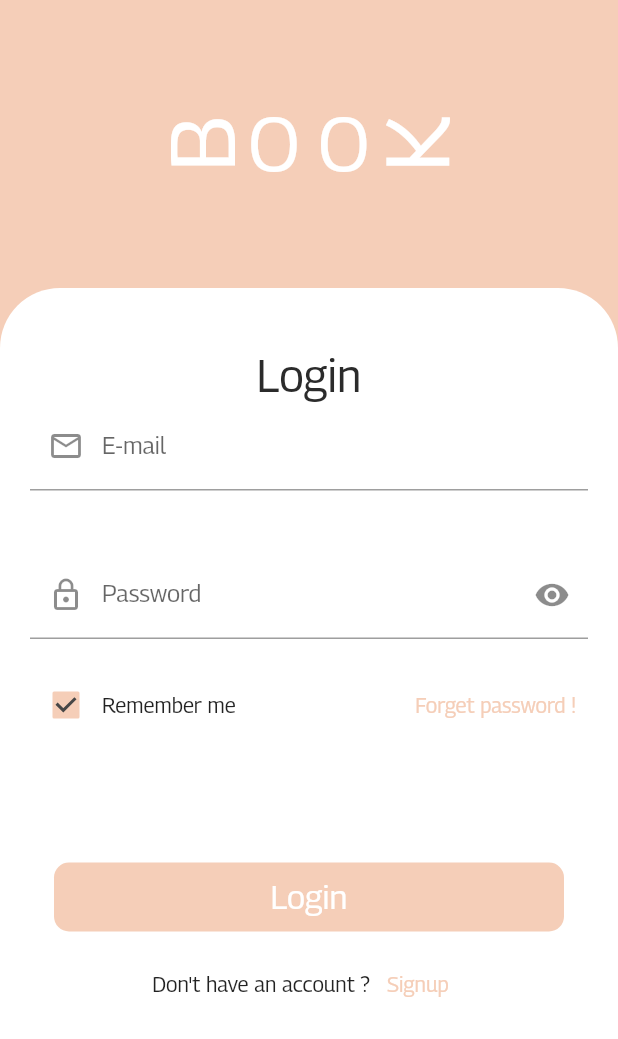
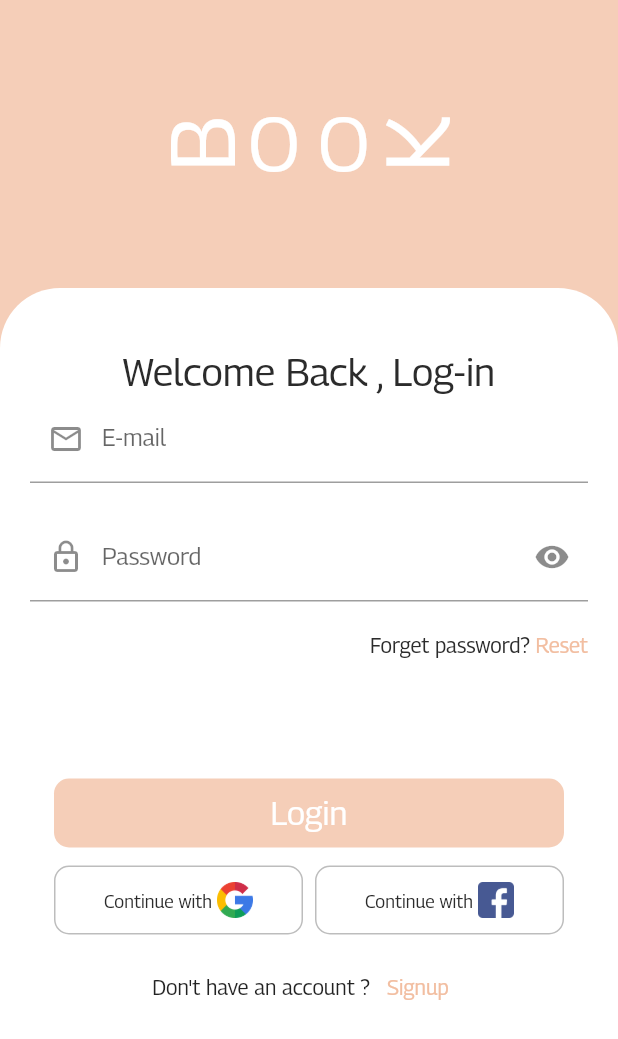
Before and after one commit to hassan-thabet/books_app, a Flutter app: the screen it shows after launch, on a phone screen of 412 x 824 dp. Shown: the top 1039 px of the screen. Run offline on Flutter 3.47's test engine with Material 2 defaults, Android fonts, the phone set to English and light mode, and no system bars; our stand-ins replace flutter_svg.

Commit message:
hassan-loginWithSocial

```diff
--- a/lib/views/login.dart
+++ b/lib/views/login.dart
@@ -12,7 +12,7 @@ class Login extends StatefulWidget {
 class _LoginState extends State<Login> {
   bool secure = true;
   bool checkboxValue = true;
-  IconData? icon ;
+  IconData? icon;
 
   @override
   void initState() {
@@ -43,18 +43,19 @@ class _LoginState extends State<Login> {
                           fontSize: 60,
                           color: Colors.white,
                           fontWeight: FontWeight.w500,
-                            letterSpacing: 12
-                        ),
+                          letterSpacing: 12),
                     ),
                   ),
                   Text(
                     'OO',
+
                     /// هنا زودنا دوت ابر كيس علشان يكبرلي الحروف بدل ما اكتبها انا كبيره
                     style: TextStyle(
                         fontSize: 50,
                         color: Colors.white,
                         fontWeight: FontWeight.w500,
                         letterSpacing: 12
+
                         ///  وهنا زودنا ليتر سبيس و دي بتعمل مسافه ما بين الحروف و بعضها
                         ),
                   ),
@@ -66,8 +67,7 @@ class _LoginState extends State<Login> {
                           fontSize: 60,
                           color: Colors.white,
                           fontWeight: FontWeight.w500,
-                          letterSpacing: 12
-                      ),
+                          letterSpacing: 12),
                     ),
                   ),
                 ],
@@ -92,8 +92,8 @@ class _LoginState extends State<Login> {
                           height: 20,
                         ),
                         Text(
-                          'Login',
-                          style: TextStyle(fontSize: 30 , color: DARK_TEXT),
+                          'Welcome Back , Log-in',
+                          style: TextStyle(fontSize: 26, color: DARK_TEXT),
                         ),
                         TextFormField(
                           keyboardType: TextInputType.text,
@@ -103,13 +103,11 @@ class _LoginState extends State<Login> {
                               prefixIcon: Icon(Icons.email_outlined)),
                         ),
                         SizedBox(
-                          height: 40,
+                          height: 20,
                         ),
                         TextFormField(
                           keyboardType: TextInputType.visiblePassword,
                           decoration: InputDecoration(
-
-
                             hintText: 'Password',
                             labelText: 'Password',
                             prefixIcon: Icon(Icons.lock_outline),
@@ -119,7 +117,7 @@ class _LoginState extends State<Login> {
                                     secure = !secure;
                                   });
                                 },
-                                icon: (secure == true )
+                                icon: (secure == true)
                                     ? Icon(Icons.visibility)
                                     : Icon(Icons.visibility_off)
 
@@ -127,41 +125,31 @@ class _LoginState extends State<Login> {
                                 ///  و علامه الاستفهام دي معناها لو الشرط هتحقق
                                 ///  و بعدها علامه ال : دي معناها لو الشرط متحققش
 
-
                                 ),
                           ),
                           obscureText: secure,
-
                         ),
                         SizedBox(
                           height: 20,
                         ),
                         Row(
+                          mainAxisAlignment: MainAxisAlignment.end,
                           children: [
-                            Checkbox(
-                              checkColor: UNSELECTED_ICONS,
-                              activeColor: APP_MAIN_COLOR,
-                              value: checkboxValue,
-                              onChanged: (bool? value)
-                                {
-                                  setState(() {
-                                    checkboxValue = value!;
-                                  });
-
+                            Text(
+                              'Forget password? ',
+                              style: TextStyle(color: DARK_TEXT),
+                            ),
+                            InkWell(
+                              child: Text(
+                                'Reset',
+                                style: TextStyle(
+                                  color: GRADIENT_END,
+                                ),
+                              ),
+                              onTap: () {
+                                // TODO: Remember password method
                               },
                             ),
-                            Text('Remember me'),
-                            Spacer(),
-                            TextButton(
-                              onPressed: ()
-                              {
-                                // TODO: Remember password method
-                              },
-                              child: Text(
-                                'Forget password !',
-                                style: TextStyle(color: APP_MAIN_COLOR),
-                              ),
-                            )
                           ],
                         ),
                         SizedBox(
@@ -169,8 +157,10 @@ class _LoginState extends State<Login> {
                         ),
                         MaterialButton(
                           onPressed: () {
-                            Navigator.push(context,
-                                MaterialPageRoute(builder: (context) => Home()));
+                            Navigator.push(
+                                context,
+                                MaterialPageRoute(
+                                    builder: (context) => Home()));
                           },
                           child: Container(
                             width: double.infinity,
@@ -182,13 +172,91 @@ class _LoginState extends State<Login> {
                               padding: const EdgeInsets.all(10),
                               child: Text(
                                 'Login',
-                              style: TextStyle(fontSize: 22, color: Colors.white),
+                                style: TextStyle(
+                                    fontSize: 22, color: Colors.white),
                               ),
                             )),
                           ),
                         ),
                         SizedBox(
-                          height:10,
+                          height: 10,
+                        ),
+                        Row(
+                          children: [
+                            Expanded(
+                              child: MaterialButton(
+                                padding: EdgeInsets.only(right: 4 , left: 16),
+                                onPressed: () {},
+                                child: Container(
+                                  decoration: BoxDecoration(
+                                      borderRadius: BorderRadius.circular(10),
+                                      border: Border.all(
+                                        color: Colors.black26,
+                                        width: 1,
+                                      ),
+                                      color: Colors.transparent,
+                                  ),
+                                  child: Center(
+                                      child: Padding(
+                                    padding: const EdgeInsets.all(10),
+                                    child: Row(
+                                      mainAxisAlignment: MainAxisAlignment.center,
+                                      children: [
+                                        Text(
+                                          'Continue with ',
+                                          style: TextStyle(
+                                              fontSize: 12, color: DARK_TEXT),
+                                        ),
+                                        Image.asset(
+                                          'assets/icons/google.png',
+                                          width: 24,
+                                          height: 24,
+                                        ),
+                                      ],
+                                    ),
+                                  )),
+                                ),
+                              ),
+                            ),
+                            Expanded(
+                              child: MaterialButton(
+                                padding: EdgeInsets.only(right: 16 , left: 4),
+                                onPressed: () {},
+                                child: Container(
+                                  decoration: BoxDecoration(
+                                      borderRadius: BorderRadius.circular(10),
+                                      border: Border.all(
+                                        color: Colors.black26,
+                                        width: 1,
+                                      ),
+                                      color: Colors.transparent,
+                                  ),
+                                  child: Center(
+                                      child: Padding(
+                                    padding: const EdgeInsets.all(10),
+                                    child: Row(
+                                      mainAxisAlignment: MainAxisAlignment.center,
+                                      children: [
+                                        Text(
+                                          'Continue with ',
+                                          style: TextStyle(
+                                              fontSize: 12, color: DARK_TEXT),
+                                        ),
+                                        Image.asset(
+                                          'assets/icons/facebook.png',
+                                          width: 24,
+                                          height: 24,
+                                        ),
+                                      ],
+                                    ),
+                                  )),
+                                ),
+                              ),
+                            ),
+                          ],
+                        ),
+                        SizedBox(
+                          height: 10,
                         ),
                         Row(
                           mainAxisAlignment: MainAxisAlignment.center,
@@ -203,7 +271,7 @@ class _LoginState extends State<Login> {
                               },
                               child: Text(
                                 'Signup',
-                                style: TextStyle(color: APP_MAIN_COLOR),
+                                style: TextStyle(color: GRADIENT_END),
                               ),
                             )
                           ],
```
Also changed, not shown: assets/icons/facebook.png (added), assets/icons/google.png (added), assets/icons/logo.png (deleted). Lines whose indentation alone changed are shown as unchanged.
